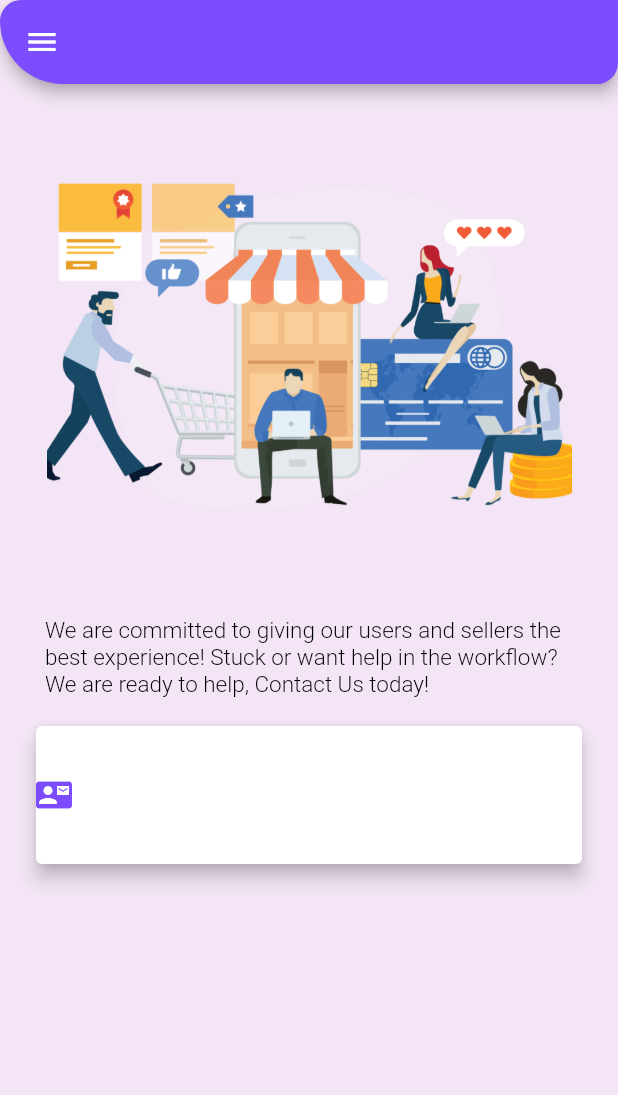
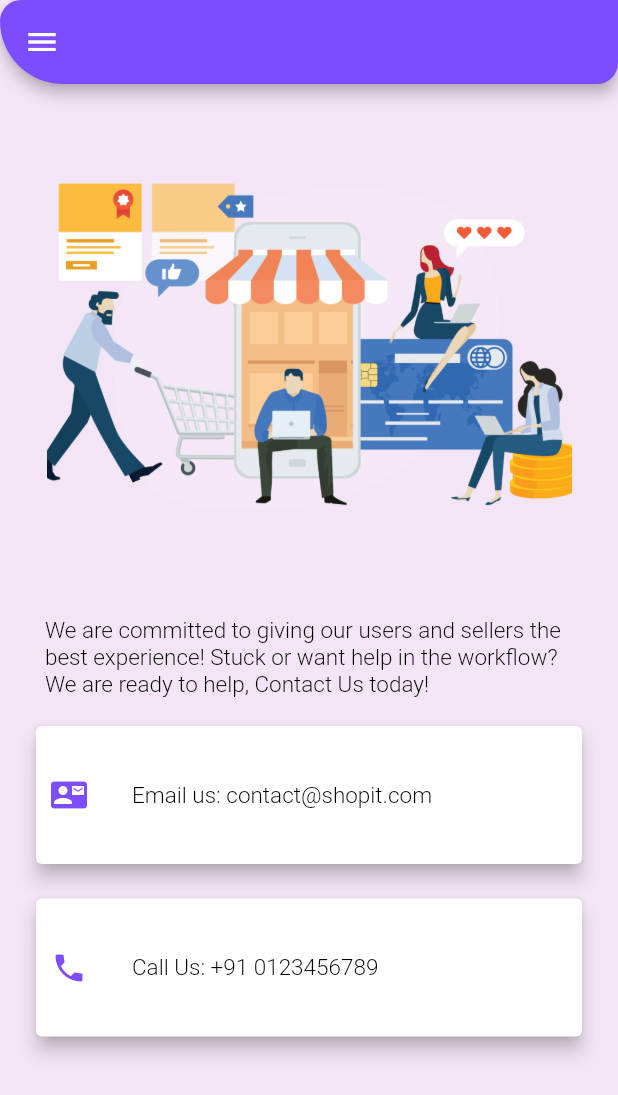
Before and after one commit to Soham041201/ShopIt, a Flutter app: the ContactUs screen opened directly, on a phone screen of 412 x 824 dp. Shown: the top 1095 px of the screen. Run offline on Flutter 3.47's test engine with Material 2 defaults, Android fonts, the phone set to English and light mode, and no system bars; our stand-ins replace cloud_firestore, firebase_auth, firebase_core, flutter_spinkit, google_fonts, google_sign_in; accounts and stored records are empty; Roboto replaces fonts that are missing (SourceSansPro).

Commit message:
contact us done

```diff
--- a/lib/contact_us.dart
+++ b/lib/contact_us.dart
@@ -156,11 +156,45 @@ class _ContactUsState extends State<ContactUs> {
                 child: Row(children: [
                   Container(
                     height: 100,
-                    child: Icon(Icons.contact_mail, color: Colors.deepPurpleAccent,))
+                    child: Padding(
+                      padding: const EdgeInsets.all(10.0),
+                      child: Icon(Icons.contact_mail, color: Colors.deepPurpleAccent,),
+                    ),
+                    ),
+                    Padding(
+                      padding: const EdgeInsets.only(left: 20),
+                      child: Text('Email us: contact@shopit.com', style: TextStyle(color: Colors.black, fontSize: 15),),
+                    )
                 ],),
               ),
             ),
           ),
+
+           SizedBox(height: 5,),
+          Padding(
+            padding: EdgeInsets.only(top: 10, right: 20, left: 20),
+            child: Container(
+              height: 100,
+              child: Card(
+                color:Colors.white,
+                elevation: 5,
+                child: Row(children: [
+                  Container(
+                    height: 100,
+                    child: Padding(
+                      padding: const EdgeInsets.all(10.0),
+                      child: Icon(Icons.phone, color: Colors.deepPurpleAccent,),
+                    ),
+                    ),
+                    Padding(
+                      padding: const EdgeInsets.only(left: 20),
+                      child: Text('Call Us: +91 0123456789', style: TextStyle(color: Colors.black, fontSize: 15),),
+                    )
+                ],),
+              ),
+            ),
+            ),
+
           ],
         ),
       ),
```
Also changed, not shown: 1 other file.
